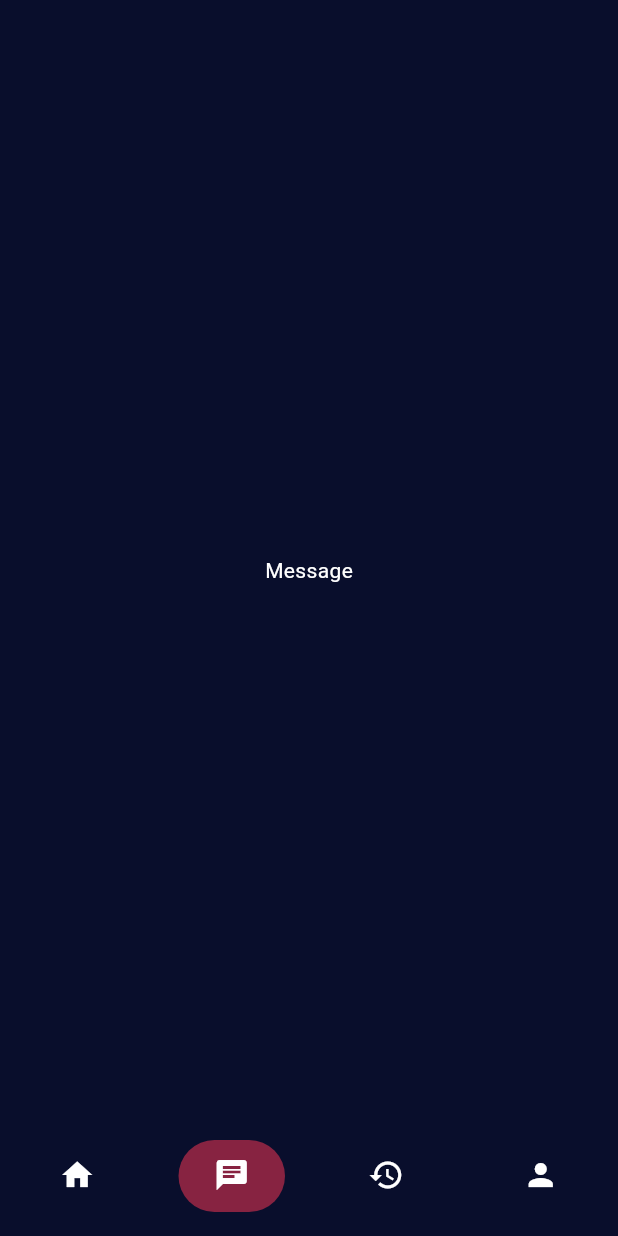
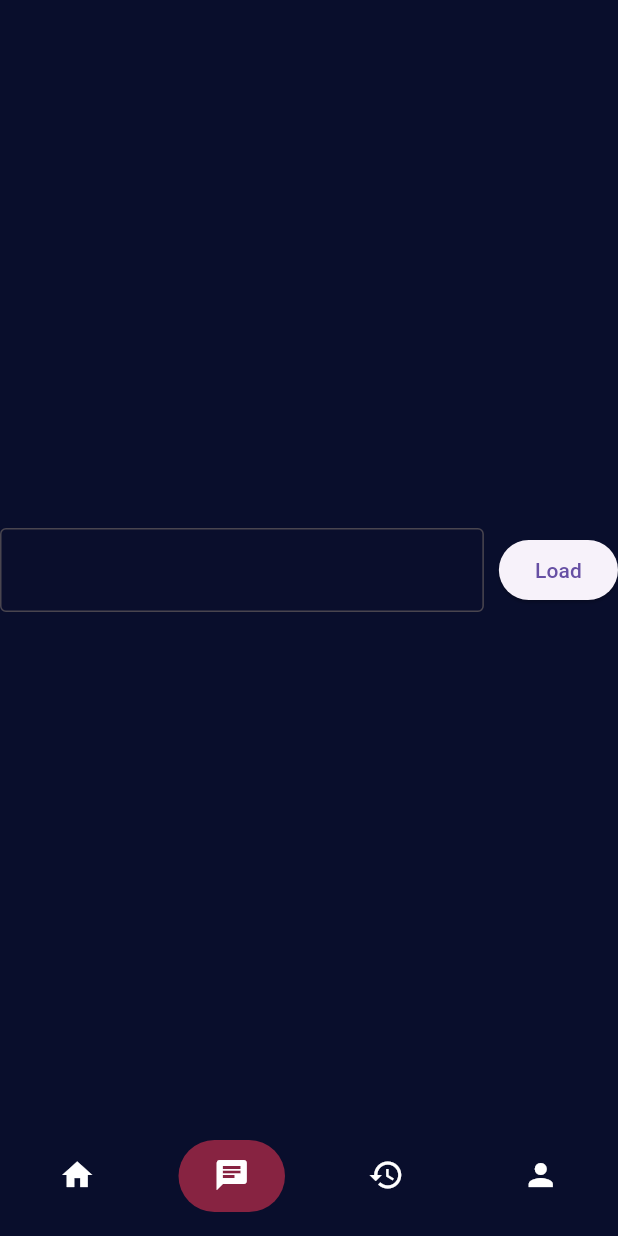
Before and after one commit to AbhiramAnanthu/fetchChat, a Flutter app: the screen it shows after launch, item 2 of the bottom bar chosen, on a phone screen of 412 x 824 dp. Run offline on Flutter 3.47's test engine with Material 3 defaults, Android fonts, the phone set to English and light mode, and no system bars; our stand-ins replace google_fonts.

Commit message:
just initializing message section

```diff
--- /dev/null
+++ b/frontend/lib/pages/urlInput.dart
@@ -0,0 +1,28 @@
+import 'package:flutter/material.dart';
+
+class UrlInput extends StatelessWidget {
+  const UrlInput({super.key});
+
+  @override
+  Widget build(BuildContext context) {
+    return Row(
+      children: [
+        Expanded(
+          // Prevents overflow
+          child: TextField(
+            decoration: InputDecoration(
+              border: OutlineInputBorder(),
+              fillColor: Color.fromRGBO(10, 14, 44, 1),
+              filled: true, // Ensure fillColor works
+            ),
+          ),
+        ),
+        SizedBox(width: 10), // Adds spacing
+        ElevatedButton(
+          onPressed: () {},
+          child: Text("Load"),
+        ),
+      ],
+    );
+  }
+}
--- a/frontend/lib/screens/home.dart
+++ b/frontend/lib/screens/home.dart
@@ -1,5 +1,6 @@
 import 'package:flutter/material.dart';
 import 'package:frontend/pages/homeBody.dart';
+import 'package:frontend/pages/urlInput.dart';
 
 class Home extends StatelessWidget {
   const Home({super.key});
@@ -11,18 +12,8 @@ class Home extends StatelessWidget {
       bottomNavigationBar: _tabBar(),
       body: const TabBarView(children: [
         HomeBody(),
-        Center(
-          child: Text(
-            "Message",
-            style: TextStyle(color: Colors.white),
-          ),
-        ),
-        Center(
-          child: Text(
-            "History",
-            style: TextStyle(color: Colors.white),
-          ),
-        ),
+        UrlInput(),
+        Text("hello"),
         Center(
           child: Text(
             "Profile",
```
Also changed, not shown: 1 other file.
